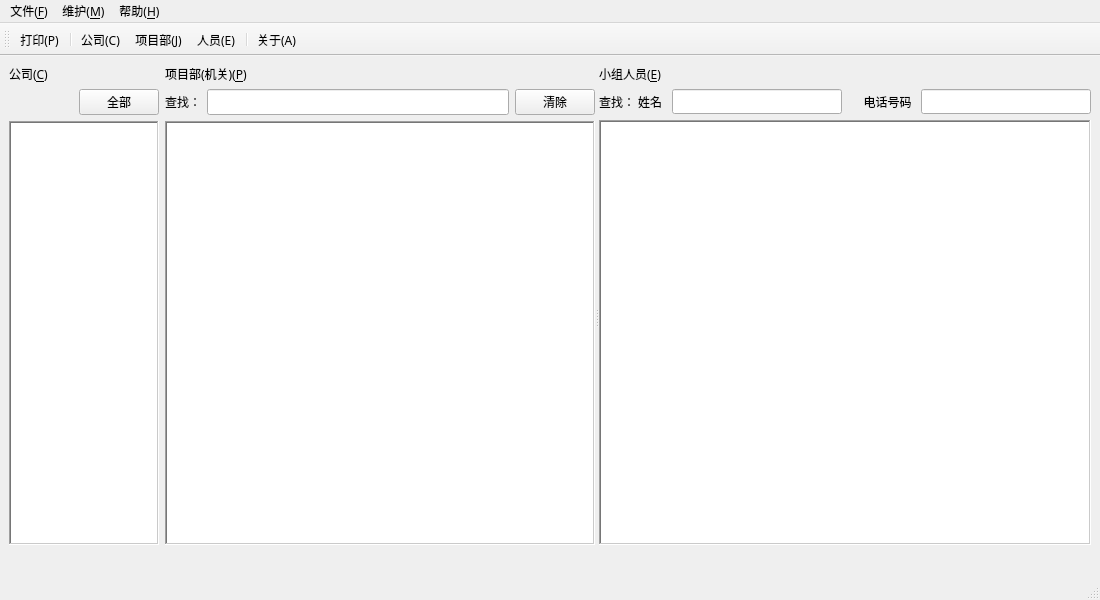
The window that mainwindow.ui (hbsxcjp/yingji) describes before a commit, drawn with Qt 5.
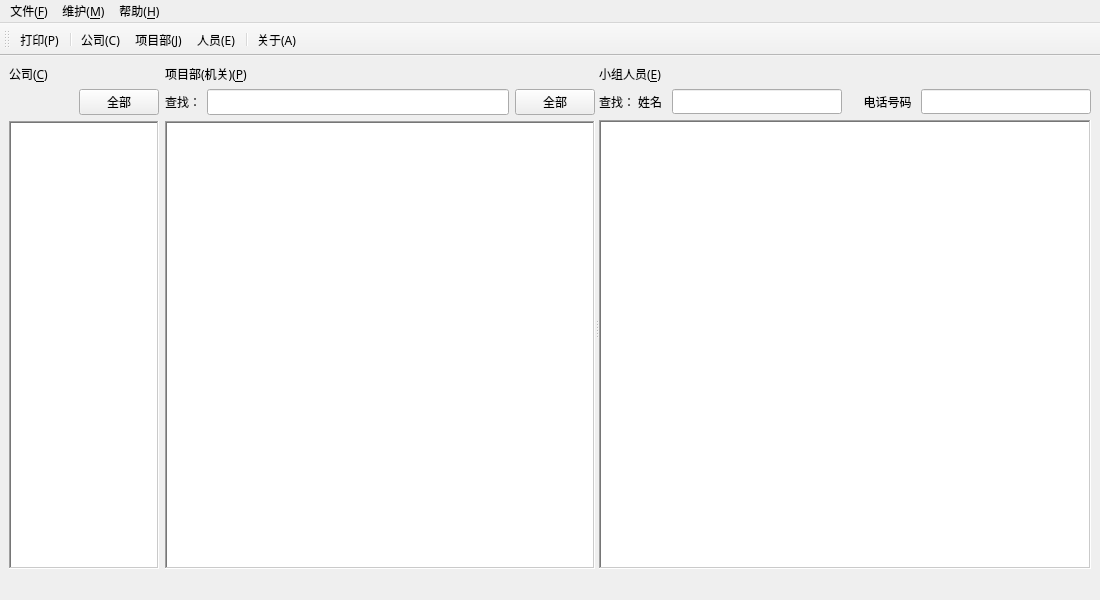
The same window after the commit. Icons and pictures are not drawn.

What changed in the file:
```diff
--- a/mainwindow.ui
+++ b/mainwindow.ui
@@ -135,7 +135,7 @@
         <property name="font">
          <font>
           <family>等线</family>
-          <pointsize>10</pointsize>
+          <pointsize>9</pointsize>
          </font>
         </property>
         <property name="focusPolicy">
@@ -156,12 +156,18 @@
         <property name="tabKeyNavigation">
          <bool>false</bool>
         </property>
+        <property name="alternatingRowColors">
+         <bool>true</bool>
+        </property>
         <property name="selectionMode">
          <enum>QAbstractItemView::ExtendedSelection</enum>
         </property>
         <property name="selectionBehavior">
          <enum>QAbstractItemView::SelectRows</enum>
         </property>
+        <property name="sortingEnabled">
+         <bool>true</bool>
+        </property>
         <attribute name="horizontalHeaderCascadingSectionResizes">
          <bool>false</bool>
         </attribute>
@@ -189,7 +195,7 @@
         </property>
         <property name="font">
          <font>
-          <pointsize>10</pointsize>
+          <pointsize>9</pointsize>
          </font>
         </property>
         <property name="text">
@@ -286,7 +292,7 @@
           <item>
            <widget class="QPushButton" name="proPushButton">
             <property name="text">
-             <string>清除</string>
+             <string>全部</string>
             </property>
            </widget>
           </item>
@@ -315,7 +321,7 @@
           <property name="font">
            <font>
             <family>等线</family>
-            <pointsize>10</pointsize>
+            <pointsize>9</pointsize>
            </font>
           </property>
           <property name="focusPolicy">
@@ -333,12 +339,18 @@
           <property name="tabKeyNavigation">
            <bool>false</bool>
           </property>
+          <property name="alternatingRowColors">
+           <bool>true</bool>
+          </property>
           <property name="selectionMode">
            <enum>QAbstractItemView::ExtendedSelection</enum>
           </property>
           <property name="selectionBehavior">
            <enum>QAbstractItemView::SelectRows</enum>
           </property>
+          <property name="sortingEnabled">
+           <bool>true</bool>
+          </property>
           <attribute name="horizontalHeaderCascadingSectionResizes">
            <bool>false</bool>
           </attribute>
@@ -349,7 +361,7 @@
            <number>320</number>
           </attribute>
           <attribute name="horizontalHeaderShowSortIndicator" stdset="0">
-           <bool>false</bool>
+           <bool>true</bool>
           </attribute>
           <attribute name="horizontalHeaderStretchLastSection">
            <bool>true</bool>
@@ -358,7 +370,7 @@
            <number>24</number>
           </attribute>
           <attribute name="verticalHeaderDefaultSectionSize">
-           <number>29</number>
+           <number>30</number>
           </attribute>
          </widget>
         </item>
@@ -366,7 +378,7 @@
          <widget class="QLabel" name="proLabel">
           <property name="font">
            <font>
-            <pointsize>10</pointsize>
+            <pointsize>9</pointsize>
            </font>
           </property>
           <property name="text">
@@ -458,7 +470,7 @@
           <property name="font">
            <font>
             <family>等线</family>
-            <pointsize>10</pointsize>
+            <pointsize>9</pointsize>
            </font>
           </property>
           <property name="frameShape">
@@ -473,12 +485,21 @@
           <property name="tabKeyNavigation">
            <bool>false</bool>
           </property>
+          <property name="alternatingRowColors">
+           <bool>true</bool>
+          </property>
           <property name="selectionMode">
            <enum>QAbstractItemView::ExtendedSelection</enum>
           </property>
           <property name="selectionBehavior">
            <enum>QAbstractItemView::SelectRows</enum>
           </property>
+          <property name="sortingEnabled">
+           <bool>true</bool>
+          </property>
+          <property name="wordWrap">
+           <bool>false</bool>
+          </property>
           <attribute name="horizontalHeaderCascadingSectionResizes">
            <bool>false</bool>
           </attribute>
@@ -503,7 +524,7 @@
          <widget class="QLabel" name="empLabel">
           <property name="font">
            <font>
-            <pointsize>10</pointsize>
+            <pointsize>9</pointsize>
            </font>
           </property>
           <property name="text">
@@ -553,7 +574,6 @@
    <addaction name="menu_E"/>
    <addaction name="menu_H"/>
   </widget>
-  <widget class="QStatusBar" name="statusbar"/>
   <widget class="QToolBar" name="toolBar">
    <property name="windowTitle">
     <string>toolBar</string>
```
Left out of the diff: 31 changed lines with no effect on the pictures.
